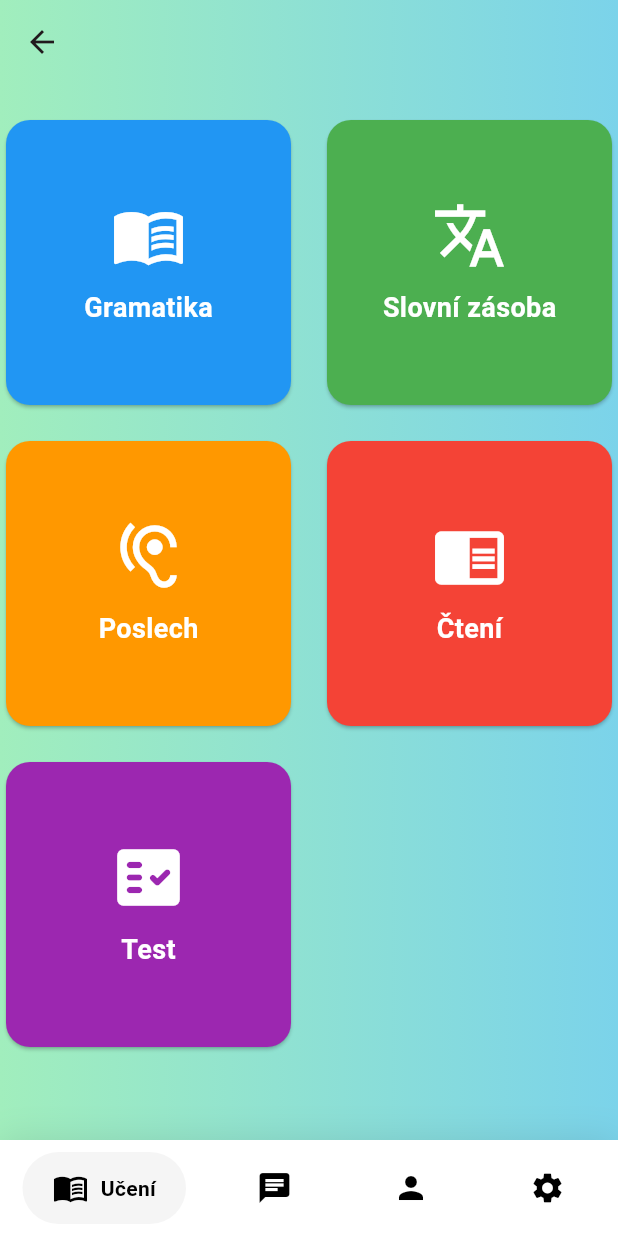
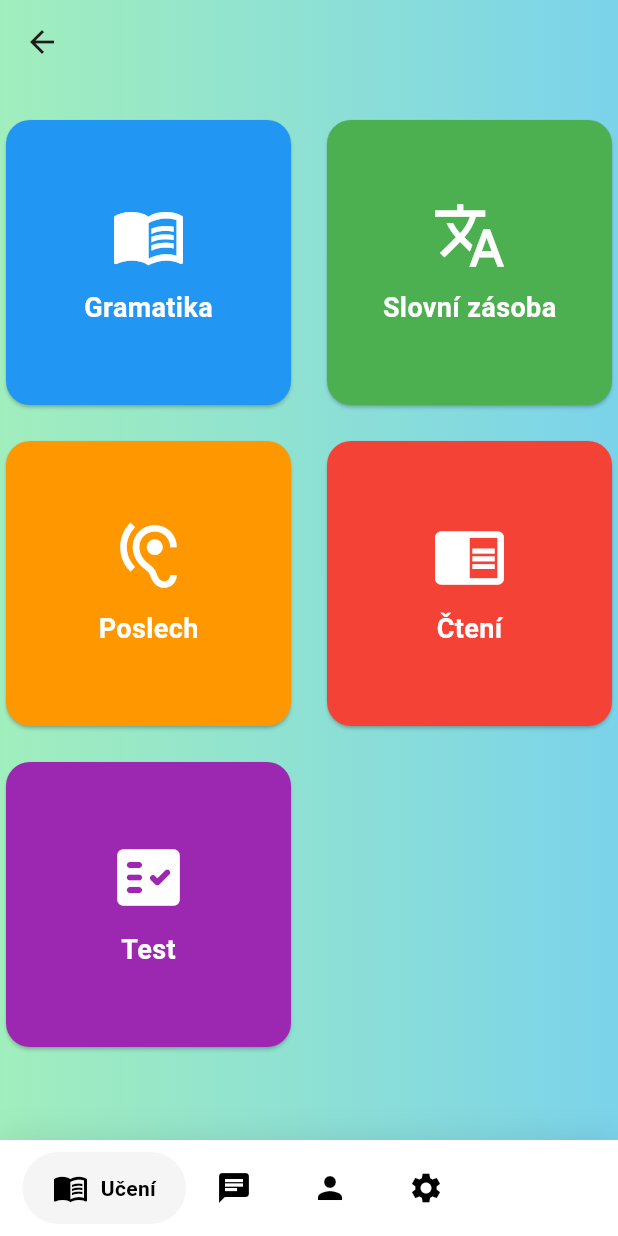
Before and after one commit to Pilnas2/Bakalarska_prace, a Flutter app: the LearningMenuPage screen opened directly with empty values, on a phone screen of 412 x 824 dp. Run offline on Flutter 3.47's test engine with Material 3 defaults, Android fonts, the phone set to English and light mode, and no system bars; drawn by our look-alikes of google_nav_bar; our stand-ins replace audioplayers, firebase_core, firebase_database, firebase_storage, flutter_dotenv, introduction_screen and 3 more; accounts and stored records are empty.

Commit message:
opravení chybek

```diff
--- a/lib/main.dart
+++ b/lib/main.dart
@@ -24,6 +24,7 @@ import 'package:firebase_database/firebase_database.dart';
 import 'package:crypto/crypto.dart';
 import 'dart:convert';
 import 'package:shared_preferences/shared_preferences.dart';
+import 'package:flutter/services.dart';
 
 void main() async {
   WidgetsFlutterBinding.ensureInitialized();
@@ -32,6 +33,10 @@ void main() async {
   //pro zvolení jazyka stačí nastavit na null
   final selectedLanguage = prefs.getString('selectedLanguage');
   await dotenv.load(fileName: "assets/.env");
+  await SystemChrome.setPreferredOrientations([
+    DeviceOrientation.portraitUp,
+    DeviceOrientation.portraitDown,
+  ]);
   runApp(MyApp(selectedLanguage: selectedLanguage));
 }
 
--- a/lib/models/custom_bottom_nav_bar.dart
+++ b/lib/models/custom_bottom_nav_bar.dart
@@ -25,6 +25,8 @@ class CustomBottomNavBar extends StatelessWidget {
       child: SafeArea(
         child: Padding(
           padding: const EdgeInsets.symmetric(horizontal: 15.0, vertical: 8),
+          child: SingleChildScrollView(
+            scrollDirection: Axis.horizontal,
             child: GNav(
               rippleColor: Colors.grey[300]!,
               hoverColor: Colors.grey[100]!,
@@ -46,6 +48,7 @@ class CustomBottomNavBar extends StatelessWidget {
             ),
           ),
         ),
+      ),
     );
   }
 }
--- a/lib/views/language_selection.dart
+++ b/lib/views/language_selection.dart
@@ -34,7 +34,7 @@ class LanguageSelectionPage extends StatelessWidget {
               ),
               const SizedBox(height: 50),
               ElevatedButton(
-                onPressed: () => _navigateToIntroduction(context, 'cs'),
+                onPressed: () => _navigateToIntroduction(context, 'cz'),
                 child: const Text('Česky'),
               ),
               const SizedBox(height: 20),
--- a/lib/views/learning.dart
+++ b/lib/views/learning.dart
@@ -69,7 +69,7 @@ class _LearningMenuPageState extends State<LearningMenuPage> {
       appBar: AppBar(
         title: Text(widget.topic),
         centerTitle: true,
-        backgroundColor: Colors.transparent,
+        flexibleSpace: BackgroundGradient(child: Container()),
       ),
       body: BackgroundGradient(
         child: Padding(
--- a/lib/views/listening_page.dart
+++ b/lib/views/listening_page.dart
@@ -1,3 +1,4 @@
+import 'package:bakalarska_prace_pilny/models/background_gradient.dart';
 import 'package:flutter/material.dart';
 import 'package:audioplayers/audioplayers.dart';
 import 'package:firebase_storage/firebase_storage.dart';
@@ -88,7 +89,7 @@ class _ListeningPageState extends State<ListeningPage> {
       resizeToAvoidBottomInset: false,
       appBar: AppBar(
         title: Text("Poslech"),
-        backgroundColor: Colors.transparent,
+        flexibleSpace: BackgroundGradient(child: Container()),
         centerTitle: true,
         elevation: 0,
       ),
```
Also changed, not shown: lib/views/reading_page.dart (+4 -6 lines). Lines whose indentation alone changed are shown as unchanged.
